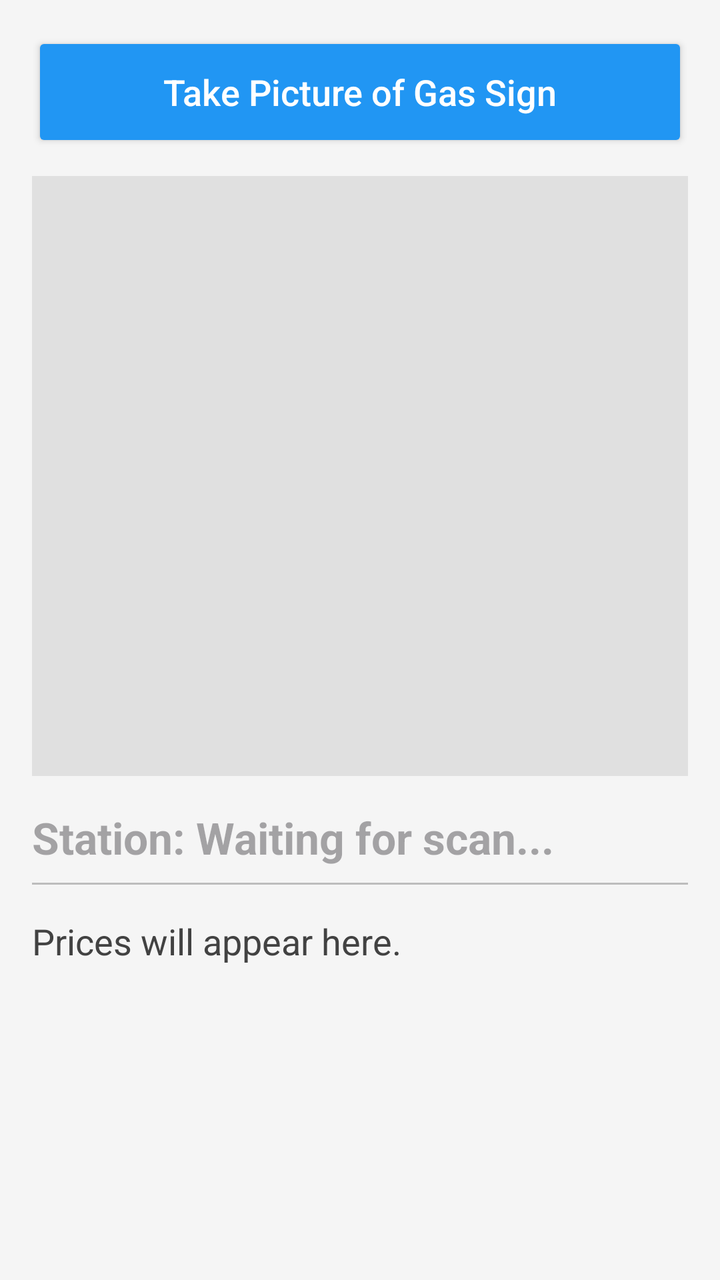
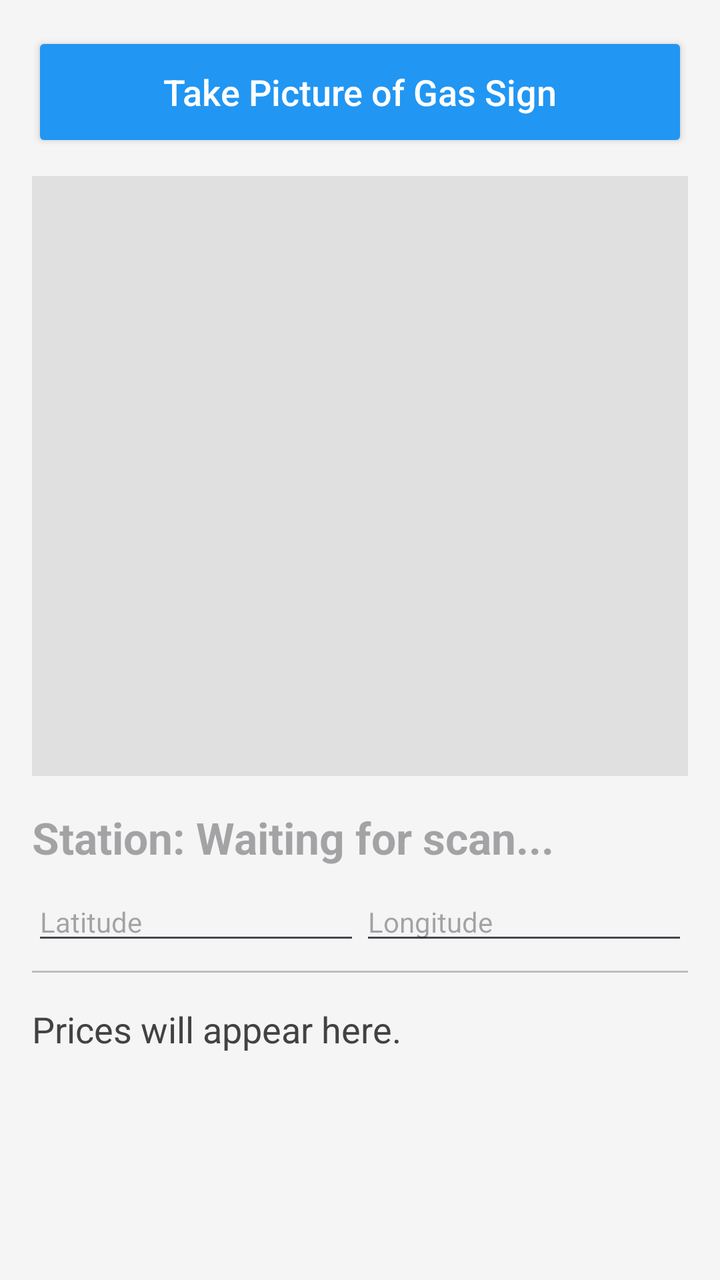

Compare the two renders of this Android layout. The source of the first and the diff that turns it into the second are given below.
<!-- AndroidManifest.xml: application theme Theme.Qgas -->
<!-- res/layout/fragment_gas.xml -->
<?xml version="1.0" encoding="utf-8"?>
<ScrollView xmlns:android="http://schemas.android.com/apk/res/android"
    android:layout_width="match_parent"
    android:layout_height="match_parent"
    android:background="#F5F5F5">

    <LinearLayout
        android:layout_width="match_parent"
        android:layout_height="wrap_content"
        android:orientation="vertical"
        android:padding="16dp">

        <Button
            android:id="@+id/btn_capture"
            android:layout_width="match_parent"
            android:layout_height="60dp"
            android:backgroundTint="#2196F3"
            android:text="Take Picture of Gas Sign"
            android:textColor="#FFFFFF"
            android:textAllCaps="false"
            android:textSize="18sp" />

        <ImageView
            android:id="@+id/iv_preview"
            android:layout_width="match_parent"
            android:layout_height="300dp"
            android:layout_marginTop="12dp"
            android:background="#E0E0E0"
            android:scaleType="centerInside" />

        <EditText
            android:id="@+id/et_station"
            android:layout_width="match_parent"
            android:layout_height="wrap_content"
            android:layout_marginTop="16dp"
            android:hint="Station: Waiting for scan..."
            android:textColor="#212121"
            android:textSize="22sp"
            android:textStyle="bold"
            android:inputType="textCapWords"
            android:background="@android:color/transparent" />

        <View
            android:layout_width="match_parent"
            android:layout_height="1dp"
            android:layout_marginVertical="8dp"
            android:background="#BDBDBD" />

        <androidx.recyclerview.widget.RecyclerView
            android:id="@+id/rv_gas_list"
            android:layout_width="match_parent"
            android:layout_height="wrap_content"
            android:layout_marginTop="8dp"
            android:nestedScrollingEnabled="false" />

        <TextView
            android:id="@+id/tv_results"
            android:layout_width="match_parent"
            android:layout_height="wrap_content"
            android:lineSpacingExtra="6dp"
            android:text="Prices will appear here."
            android:textColor="#424242"
            android:textSize="18sp" />
    </LinearLayout>
</ScrollView>
<!-- resources referenced by this layout -->
<resources>
  <style name="Theme.Qgas" parent="Base.Theme.Qgas" />
  <style name="Base.Theme.Qgas" parent="Theme.Material3.DayNight.NoActionBar">
          
          
          <item name="android:windowTranslucentStatus">true</item>
          <item name="android:windowTranslucentNavigation">true</item>
      </style>
</resources>

<!-- the commit's change to res/layout/fragment_gas.xml (unified diff, before → after) -->
@@ -40,6 +40,31 @@
             android:inputType="textCapWords"
             android:background="@android:color/transparent" />
 
+        <LinearLayout
+            android:layout_width="match_parent"
+            android:layout_height="wrap_content"
+            android:orientation="horizontal"
+            android:layout_marginTop="8dp">
+
+            <EditText
+                android:id="@+id/et_lat"
+                android:layout_width="0dp"
+                android:layout_height="wrap_content"
+                android:layout_weight="1"
+                android:hint="Latitude"
+                android:focusable="false"
+                android:textSize="14sp" />
+
+            <EditText
+                android:id="@+id/et_long"
+                android:layout_width="0dp"
+                android:layout_height="wrap_content"
+                android:layout_weight="1"
+                android:hint="Longitude"
+                android:focusable="false"
+                android:textSize="14sp" />
+        </LinearLayout>
+
         <View
             android:layout_width="match_parent"
             android:layout_height="1dp"
